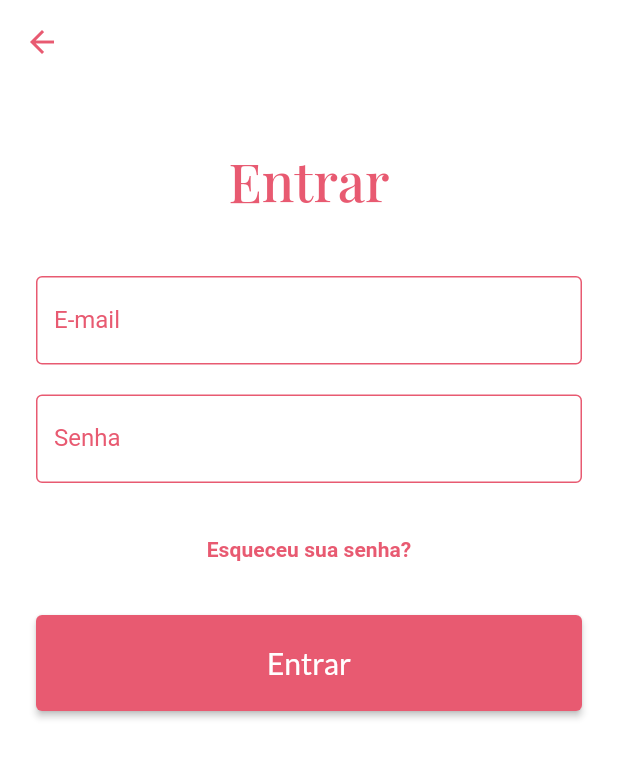
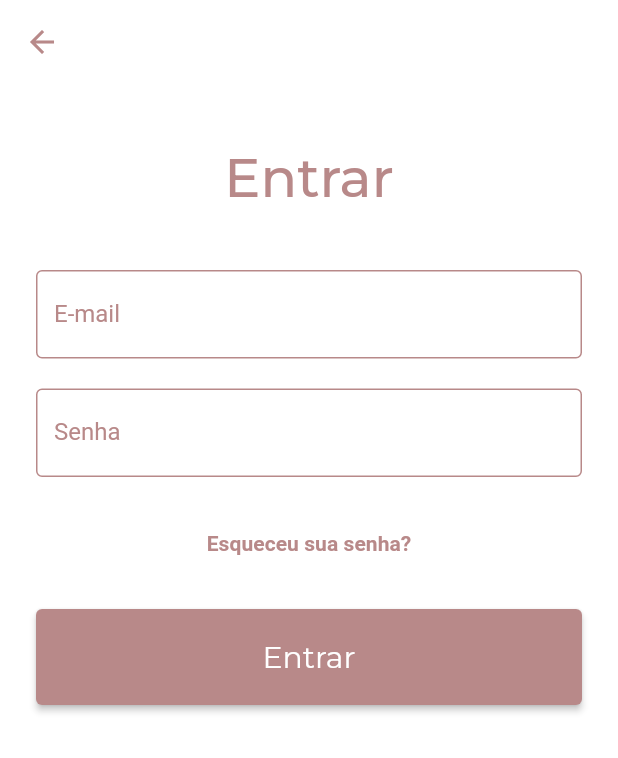
Before and after one commit to frcc24/lh_estilo_sob_medida, a Flutter app: the screen it shows after launch, after a tap on "Entrar", on a phone screen of 412 x 824 dp. Shown: the top 758 px of the screen. Run offline on Flutter 3.47's test engine with Material 2 defaults, Android fonts, the light colour scheme and no system bars; our stand-ins replace get, google_fonts, image_picker, transparent_image; network calls fail.

Commit message:
color changes

```diff
--- a/lib/modules/login/login_screen.dart
+++ b/lib/modules/login/login_screen.dart
@@ -2,6 +2,7 @@ import 'package:flutter/material.dart';
 import 'package:get/get.dart';
 import 'package:google_fonts/google_fonts.dart';
 
+import '../../core/theme/app_colors.dart';
 import '../home/home_screen.dart';
 
 class LoginScreen extends StatelessWidget {
@@ -20,7 +21,7 @@ class LoginScreen extends StatelessWidget {
         backgroundColor: Colors.white,
         elevation: 0,
         leading: IconButton(
-          icon: Icon(Icons.arrow_back, color: Color(0xFFE85A71)),
+          icon: Icon(Icons.arrow_back, color: AppColors.rosaEscuro),
           onPressed: () => Navigator.of(context).pop(),
         ),
       ),
@@ -35,8 +36,8 @@ class LoginScreen extends StatelessWidget {
                 Text(
                   'Entrar',
                   textAlign: TextAlign.center,
-                  style: GoogleFonts.playfairDisplay(
-                    color: Color(0xFFE85A71),
+                  style: GoogleFonts.montserrat(
+                    color: AppColors.rosaEscuro,
                     fontSize: 36,
                   ),
                 ),
@@ -46,12 +47,12 @@ class LoginScreen extends StatelessWidget {
                   keyboardType: TextInputType.emailAddress,
                   decoration: InputDecoration(
                     labelText: 'E-mail',
-                    labelStyle: TextStyle(color: Color(0xFFE85A71)),
+                    labelStyle: TextStyle(color: AppColors.rosaEscuro),
                     focusedBorder: OutlineInputBorder(
-                      borderSide: BorderSide(color: Color(0xFFE85A71)),
+                      borderSide: BorderSide(color: AppColors.rosaEscuro),
                     ),
                     enabledBorder: OutlineInputBorder(
-                      borderSide: BorderSide(color: Color(0xFFE85A71)),
+                      borderSide: BorderSide(color: AppColors.rosaEscuro),
                     ),
                   ),
                 ),
@@ -61,12 +62,12 @@ class LoginScreen extends StatelessWidget {
                   obscureText: true,
                   decoration: InputDecoration(
                     labelText: 'Senha',
-                    labelStyle: TextStyle(color: Color(0xFFE85A71)),
+                    labelStyle: TextStyle(color: AppColors.rosaEscuro),
                     focusedBorder: OutlineInputBorder(
-                      borderSide: BorderSide(color: Color(0xFFE85A71)),
+                      borderSide: BorderSide(color: AppColors.rosaEscuro),
                     ),
                     enabledBorder: OutlineInputBorder(
-                      borderSide: BorderSide(color: Color(0xFFE85A71)),
+                      borderSide: BorderSide(color: AppColors.rosaEscuro),
                     ),
                   ),
                 ),
@@ -77,7 +78,7 @@ class LoginScreen extends StatelessWidget {
                   },
                   child: Text(
                     'Esqueceu sua senha?',
-                    style: TextStyle(color: Color(0xFFE85A71)),
+                    style: TextStyle(color: AppColors.rosaEscuro),
                   ),
                 ),
                 const SizedBox(height: 20),
@@ -88,10 +89,10 @@ class LoginScreen extends StatelessWidget {
                   },
                   child: Text('Entrar'),
                   style: ElevatedButton.styleFrom(
-                    primary: Color(0xFFE85A71),
+                    primary: AppColors.rosaEscuro,
                     onPrimary: Colors.white,
                     padding: EdgeInsets.symmetric(vertical: 20),
-                    textStyle: GoogleFonts.lato(fontSize: 20),
+                    textStyle: GoogleFonts.montserrat(fontSize: 20),
                   ),
                 ),
               ],
--- a/lib/modules/welcome_screen/welcome_screen.dart
+++ b/lib/modules/welcome_screen/welcome_screen.dart
@@ -1,10 +1,10 @@
-import 'package:estilo_sob_medida/modules/register/register_screen.dart';
 import 'package:flutter/material.dart';
 import 'package:get/get.dart';
 import 'package:google_fonts/google_fonts.dart';
 
 import '../../core/theme/app_colors.dart';
 import '../login/login_screen.dart';
+import '../register/register_screen.dart';
 
 class WelcomeScreen extends StatelessWidget {
   static const ROUTE = '/welcome_screen';
@@ -15,20 +15,32 @@ class WelcomeScreen extends StatelessWidget {
   Widget build(BuildContext context) {
     return Scaffold(
       backgroundColor: Colors.white,
-      body: SafeArea(
-        child: Column(
-          mainAxisSize: MainAxisSize.max,
+      body: Stack(
         children: [
           Image.asset(
             'assets/images/logo.png',
             fit: BoxFit.cover,
+            height: double.infinity,
+            width: double.infinity,
+            alignment: Alignment.center,
           ),
-            Expanded(
-              child: Container(
-                //height: Get.mediaQuery.size.height,
-                color: AppColors.rosaClaro,
-                child: Padding(
-                  padding: const EdgeInsets.all(16.0),
+          Container(
+            height: double.infinity,
+            width: double.infinity,
+            decoration: BoxDecoration(
+              gradient: LinearGradient(
+                begin: FractionalOffset.topCenter,
+                end: FractionalOffset.bottomCenter,
+                colors: [
+                  Get.theme.colorScheme.onBackground.withOpacity(0.5),
+                  Get.theme.colorScheme.primary,
+                ],
+                stops: const [0.0, 1.0],
+              ),
+            ),
+          ),
+          Padding(
+            padding: const EdgeInsets.all(24.0),
             child: Column(
               mainAxisSize: MainAxisSize.min,
               mainAxisAlignment: MainAxisAlignment.start,
@@ -36,25 +48,26 @@ class WelcomeScreen extends StatelessWidget {
               children: [
                 const SizedBox(height: 50),
                 Text(
-                        'Bem-vindo ao\nEstiloSobMedida',
+                  'Bem-vindo ao\nEstilo Sob Medida',
                   textAlign: TextAlign.center,
-                        style: GoogleFonts.playfairDisplay(
+                  style: GoogleFonts.montserrat(
                     color: AppColors.rosaEscuro,
                     fontSize: 36,
                   ),
                 ),
+                const Spacer(),
                 const SizedBox(height: 50),
                 ElevatedButton(
                   onPressed: () {
                     Get.toNamed(LoginScreen.ROUTE);
                   },
-                        child: Text('Entrar'),
                   style: ElevatedButton.styleFrom(
                     primary: AppColors.rosaEscuro,
-                          onPrimary: Colors.white,
-                          padding: EdgeInsets.symmetric(horizontal: 40, vertical: 20),
-                          textStyle: GoogleFonts.lato(fontSize: 20),
+                    onPrimary: AppColors.whiteSmoke,
+                    padding: const EdgeInsets.symmetric(horizontal: 40, vertical: 20),
+                    textStyle: GoogleFonts.montserrat(fontSize: 20),
                   ),
+                  child: const Text('Entrar'),
                 ),
                 const SizedBox(height: 20),
                 OutlinedButton(
@@ -62,22 +75,20 @@ class WelcomeScreen extends StatelessWidget {
                     // Navegue para a tela de cadastro
                     Get.toNamed(RegisterScreen.ROUTE);
                   },
-                        child: Text('Cadastrar-se'),
                   style: OutlinedButton.styleFrom(
                     primary: AppColors.rosaEscuro,
-                          side: BorderSide(color: Color(0xFFF5CAC3), width: 2),
-                          padding: EdgeInsets.symmetric(horizontal: 40, vertical: 20),
-                          textStyle: GoogleFonts.lato(fontSize: 20),
+                    side: const BorderSide(color: AppColors.rosaMillenial, width: 2),
+                    padding: const EdgeInsets.symmetric(horizontal: 40, vertical: 20),
+                    textStyle: GoogleFonts.montserrat(fontSize: 20),
+                  ),
+                  child: const Text('Cadastrar-se', style: TextStyle(color: AppColors.rosaClaro)),
+                ),
+                const SizedBox(height: 50),
+              ],
             ),
           ),
         ],
       ),
-                ),
-              ),
-            ),
-          ],
-        ),
-      ),
     );
   }
 }
```
Also changed, not shown: lib/global_widgets/secondary_button.dart (added, +78 -0 lines), lib/modules/create_look/create_look_screen.dart (+14 -12 lines), lib/modules/explore/explore_screen.dart (+11 -9 lines), lib/modules/home/home_screen.dart (+7 -6 lines), lib/modules/my_looks/my_looks_screen.dart (+7 -5 lines), lib/modules/profile/profile_screen.dart (+5 -5 lines), lib/modules/register/register_screen.dart (+17 -2 lines). Lines whose indentation alone changed are shown as unchanged.
